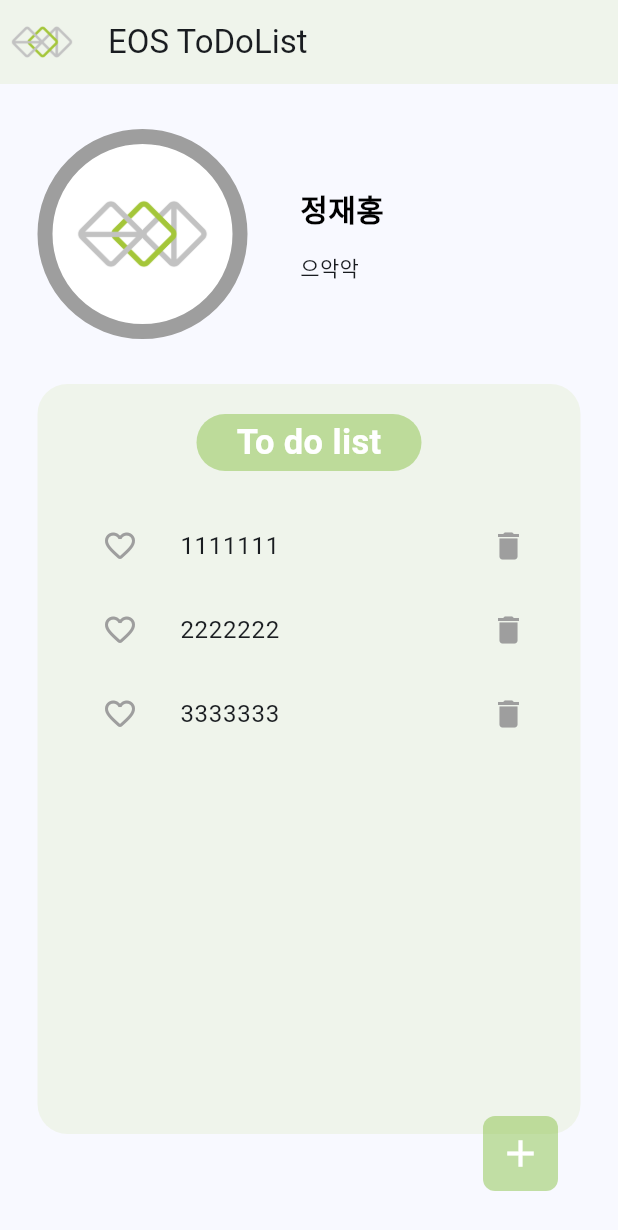
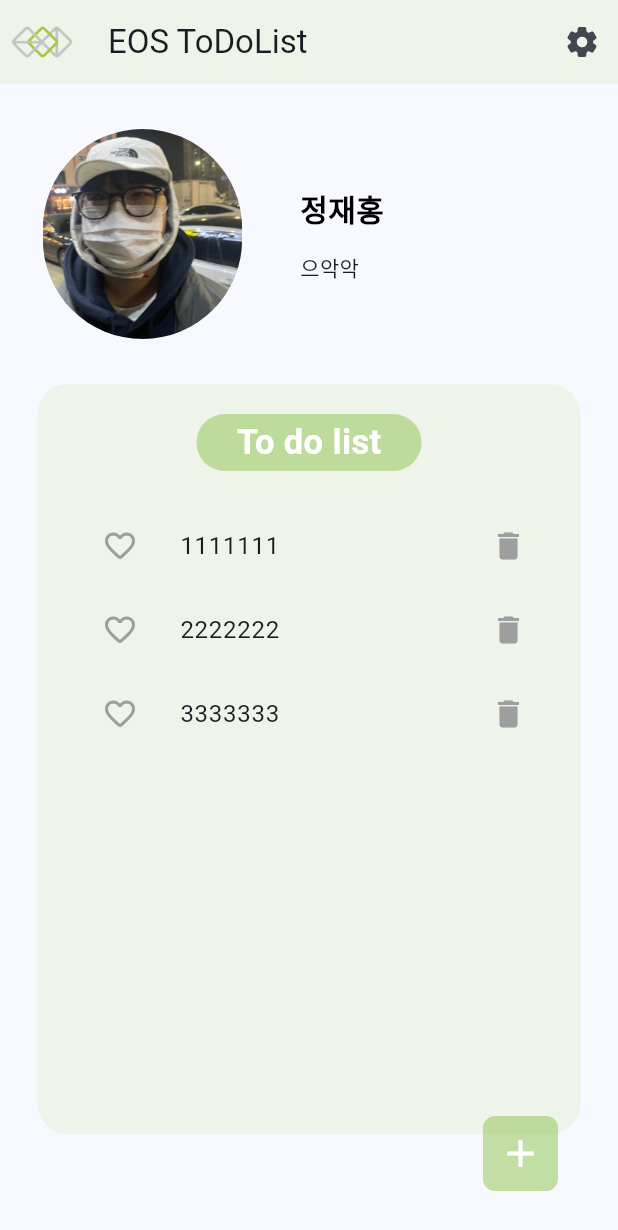
Before and after one commit to liillillillil/2024_EOS_basic_project, a Flutter app: the screen it shows after launch, on a phone screen of 412 x 824 dp. Shown: the top 1230 px of the screen. Run offline on Flutter 3.47's test engine with Material 3 defaults, Android fonts, the phone set to English and light mode, and no system bars; Roboto replaces fonts that are missing (Prentendard).

Commit message:
submission of w6

```diff
--- a/lib/screens/home_screen.dart
+++ b/lib/screens/home_screen.dart
@@ -1,3 +1,4 @@
+import 'package:eos_todolist/screens/setting_screen.dart';
 import 'package:eos_todolist/widgets/add_button.dart';
 import 'package:eos_todolist/widgets/todo_item.dart';
 import 'package:flutter/material.dart';
@@ -35,6 +36,10 @@ class _HomeScreenState extends State<HomeScreen> {
         backgroundColor: Color(0xFFA4C639).withOpacity(0.1),
         title: Text('EOS ToDoList'),
         leading: Image.asset('assets/images/eos_logo.png.png'),
+        actions: [IconButton(onPressed: () {
+          Navigator.push(context, MaterialPageRoute(builder: (context) => SettingScreen()));
+        },
+            icon: Icon(Icons.settings_rounded))],
       ),
       body: Column(
         children: [
@@ -46,13 +51,15 @@ class _HomeScreenState extends State<HomeScreen> {
                     Container(
                         height: 140,
                         width: 140,
-                        decoration: BoxDecoration(
-                            color: Colors.white,
-                            border: Border.all(width: 10, color: Colors.grey),
-                            borderRadius: BorderRadius.circular(70)
-                        ),
+                        //decoration: BoxDecoration(
+                        //    color: Colors.white,
+                        //    border: Border.all(width: 10, color: Colors.grey),
+                        //    borderRadius: BorderRadius.circular(80)
+                        //),
                         child: Center(
-                            child: Image.asset('assets/images/eos_logo.png.png')
+                            child: ClipRRect(
+                              borderRadius: BorderRadius.circular(80),
+                                child: Image.asset('assets/images/kijae.png', fit: BoxFit.cover,))
                         )
                     ),
                     SizedBox(
--- a/pubspec.yaml
+++ b/pubspec.yaml
@@ -65,6 +65,7 @@ flutter:
 
   assets:
     - assets/images/eos_logo.png.png
+    - assets/images/kijae.png
 
   # An image asset can refer to one or more resolution-specific "variants", see
   # https://flutter.dev/to/resolution-aware-images
```
Also changed, not shown: lib/screens/setting_screen.dart (added, +14 -0 lines), assets/images/kijae.png (added).
